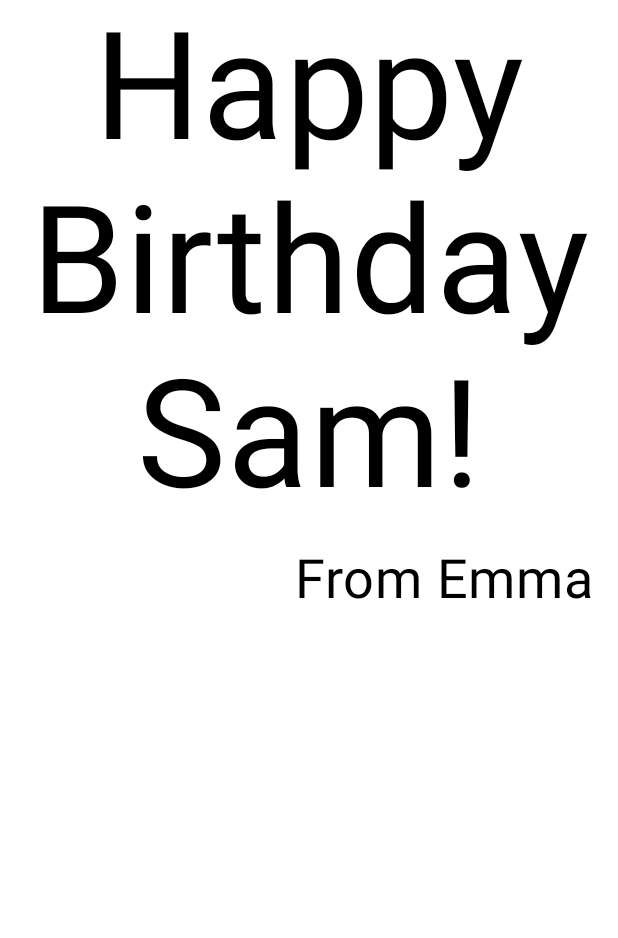
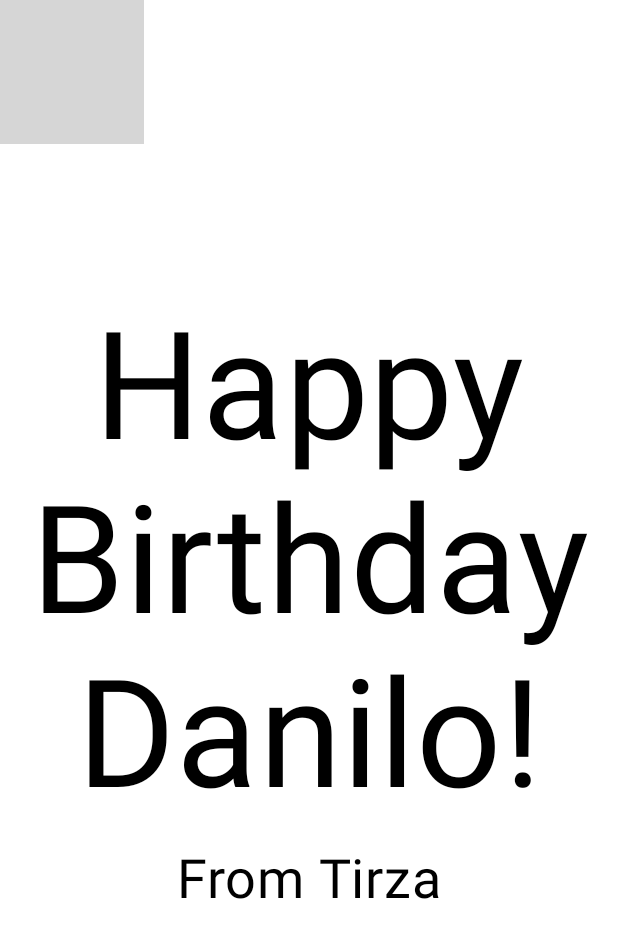
Before and after one commit to tirzasrwn/p-pemrograman-berbasis-mobile, an Android app built with Jetpack Compose: the @Preview function BirthdayCardPreview, on a phone screen of 412 x 824 dp. Shown: the top 938 px of the screen. Run offline under Robolectric (Android 15) with nearby library versions, the phone set to English and light mode, and no system bars; grey boxes are pictures that could not be loaded.

Commit message:
feat: Add images to your Android app .

```diff
--- a/m03/HappyBirthday/app/src/main/java/id/tirzasrwn/happybirthday/MainActivity.kt
+++ b/m03/HappyBirthday/app/src/main/java/id/tirzasrwn/happybirthday/MainActivity.kt
@@ -3,7 +3,9 @@
 import android.os.Bundle
 import androidx.activity.ComponentActivity
 import androidx.activity.compose.setContent
+import androidx.compose.foundation.Image
 import androidx.compose.foundation.layout.Arrangement
+import androidx.compose.foundation.layout.Box
 import androidx.compose.foundation.layout.Column
 import androidx.compose.foundation.layout.fillMaxSize
 import androidx.compose.foundation.layout.padding
@@ -13,6 +15,9 @@
 import androidx.compose.runtime.Composable
 import androidx.compose.ui.Alignment
 import androidx.compose.ui.Modifier
+import androidx.compose.ui.layout.ContentScale
+import androidx.compose.ui.res.painterResource
+import androidx.compose.ui.res.stringResource
 import androidx.compose.ui.text.style.TextAlign
 import androidx.compose.ui.tooling.preview.Preview
 import androidx.compose.ui.unit.dp
@@ -29,10 +34,9 @@
                     modifier = Modifier.fillMaxSize(),
                     color = MaterialTheme.colorScheme.background
                 ) {
-                    GreetingText(
-                        message = "Happy Birthday Danilo!",
-                        from = "From Tirza",
-                        modifier = Modifier.padding(8.dp)
+                    GreetingImage(
+                        message = stringResource(R.string.happy_birthday_text),
+                        from = stringResource(R.string.signature_text)
                     )
                 }
             }
@@ -42,22 +46,14 @@
 
 @Composable
 fun GreetingText(message: String, from: String, modifier: Modifier = Modifier) {
-    Column(
-        verticalArrangement = Arrangement.Center,
-        modifier = modifier
-    ) {
-        Text(
-            text = message,
-            fontSize = 100.sp,
-            lineHeight = 116.sp,
-            textAlign = TextAlign.Center
-        )
+    Column(verticalArrangement = Arrangement.Center, modifier = modifier) {
+        Text(text = message, fontSize = 100.sp, lineHeight = 116.sp, textAlign = TextAlign.Center)
         Text(
             text = from,
             fontSize = 36.sp,
             modifier = Modifier
                 .padding(16.dp)
-                .align(alignment = Alignment.End)
+                .align(alignment = Alignment.CenterHorizontally)
         )
     }
 }
@@ -65,7 +61,26 @@
 @Preview(showBackground = true)
 @Composable
 fun BirthdayCardPreview() {
-    HappyBirthdayTheme {
-        GreetingText(message = "Happy Birthday Sam!", from = "From Emma")
+    HappyBirthdayTheme { GreetingImage(message = "Happy Birthday Danilo!", from = "From Tirza") }
+}
+
+@Composable
+fun GreetingImage(message: String, from: String, modifier: Modifier = Modifier) {
+    val image = painterResource(R.drawable.androidparty)
+    Box(modifier) {
+        Image(
+            painter = image,
+            contentDescription = null,
+            contentScale = ContentScale.Crop,
+            alpha = 0.5F
+        )
+
+        GreetingText(
+            message = message,
+            from = from,
+            modifier = Modifier
+                .fillMaxSize()
+                .padding(8.dp)
+        )
     }
 }
--- a/m03/HappyBirthday/app/src/main/res/values/strings.xml
+++ b/m03/HappyBirthday/app/src/main/res/values/strings.xml
@@ -1,3 +1,5 @@
 <resources>
     <string name="app_name">Happy Birthday</string>
+    <string name="happy_birthday_text">Happy Birthday Danilo!</string>
+    <string name="signature_text">From Emma</string>
 </resources>
```
Also changed, not shown: 2 other files.
